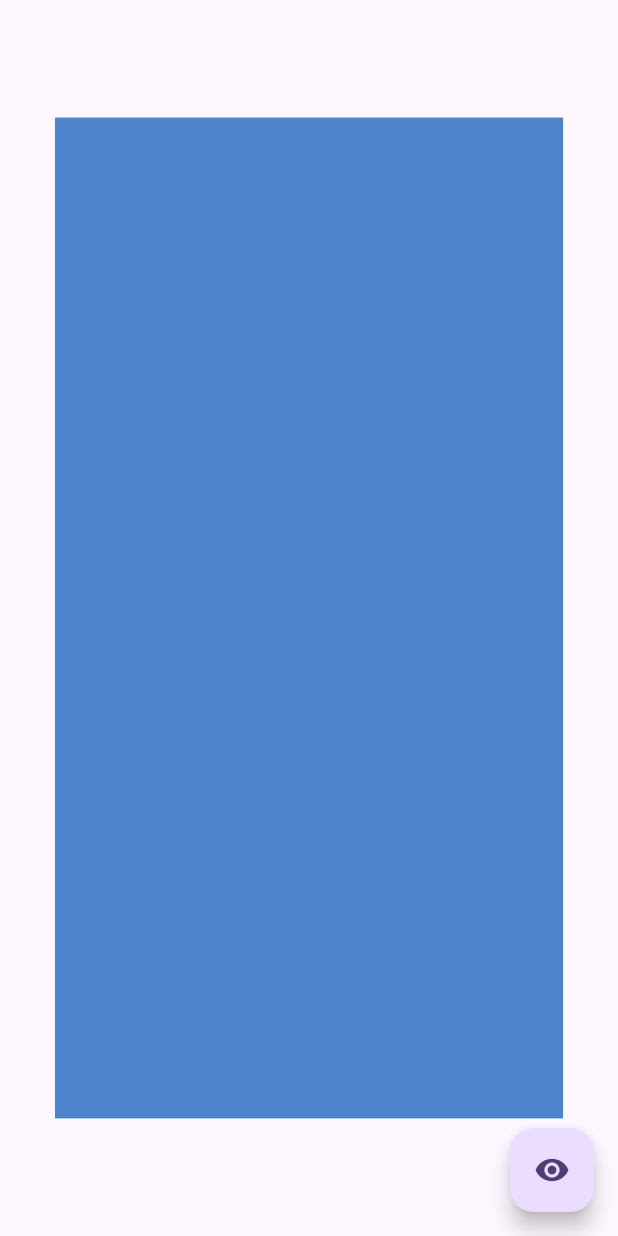
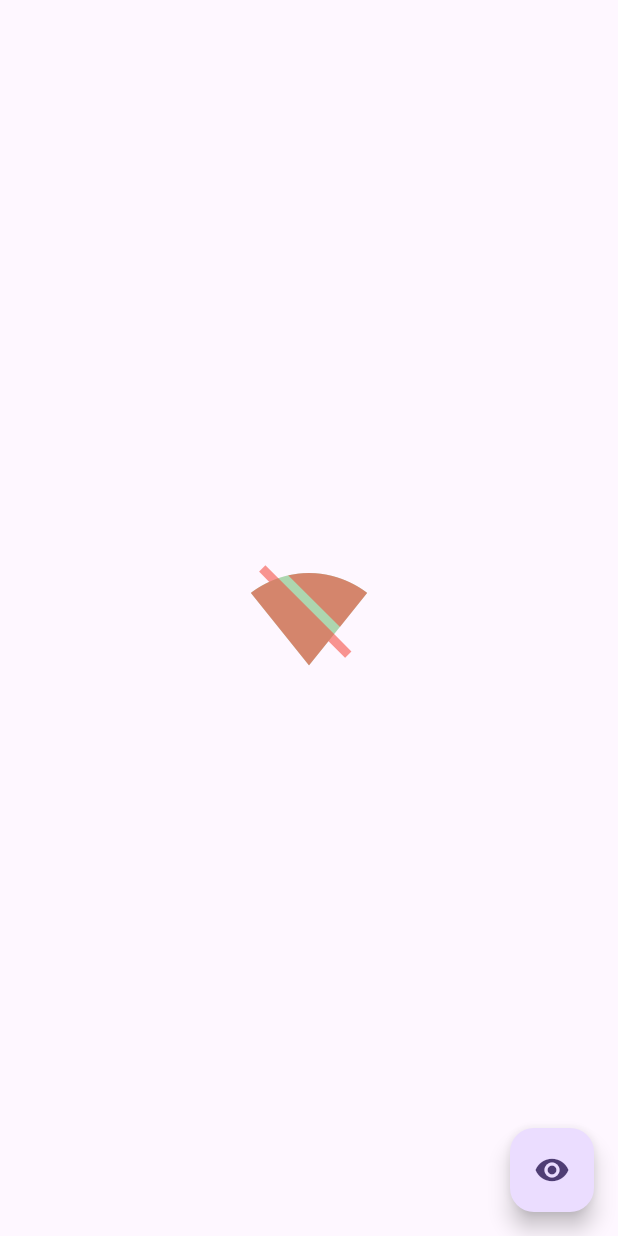
Before and after one commit to jeiel2013/Study_Dart, a Flutter app: the screen it shows after launch, after a tap on the "remove red eye" icon, on a phone screen of 412 x 824 dp. Run offline on Flutter 3.47's test engine with Material 3 defaults, Android fonts, the phone set to English and light mode, and no system bars.

Commit message:
animation crossfade

```diff
--- a/animations/lib/main.dart
+++ b/animations/lib/main.dart
@@ -28,22 +28,36 @@ class MyHomePage extends StatefulWidget {
 }
 
 class _MyHomePageState extends State<MyHomePage> {
-  double _opacity = 1;
-  bool animate = false;
+  // double _opacity = 1; // Animated Opacity
+  // bool animate = false; // Animated Container
+  bool animate = false; // Animated CrossFaded
 
   @override
   Widget build(BuildContext context) {
-    final height = MediaQuery.of(context).size.height;
-    final width = MediaQuery.of(context).size.width;
+    // final height = MediaQuery.of(context).size.height; // Animated Container
+    // final width = MediaQuery.of(context).size.width; // Animated Container
     return Scaffold(
       body: Center(
-        child: AnimatedContainer(
+        child: AnimatedCrossFade(
+          firstChild:
+              Icon(Icons.signal_wifi_4_bar, size: 80, color: Colors.green),
+          secondChild:
+          Icon(Icons.signal_wifi_off, size: 80, color: Colors.red),
+          crossFadeState:
+              animate ? CrossFadeState.showSecond : CrossFadeState.showFirst,
           duration: Duration(milliseconds: 2000),
-          height: animate ? height :  50,
-          width: animate ? width : 50,
-          color: animate ? Colors.blue : Colors.red,
-          curve: Curves.decelerate,
         ),
+
+        // -> Animated Container
+        // child: AnimatedContainer(
+        //   duration: Duration(milliseconds: 2000),
+        //   height: animate ? height :  50,
+        //   width: animate ? width : 50,
+        //   color: animate ? Colors.blue : Colors.red,
+        //   curve: Curves.decelerate,
+        // ),
+
+        // -> Animated Opacity
         // child: AnimatedOpacity(
         //   opacity: _opacity, // varia de 0 a 1
         //   duration: const Duration(seconds: 1),
@@ -58,7 +72,15 @@ class _MyHomePageState extends State<MyHomePage> {
       floatingActionButton: FloatingActionButton(
         onPressed: () {
           setState(() {
-            animate = true;
+            // -> Animated CrossFade
+            if (animate) {
+              animate = false;
+            } else {
+              animate = true;
+            }
+
+            // -> Animated Container
+            // animate = true;
           });
         },
         tooltip: 'Increment',
```
